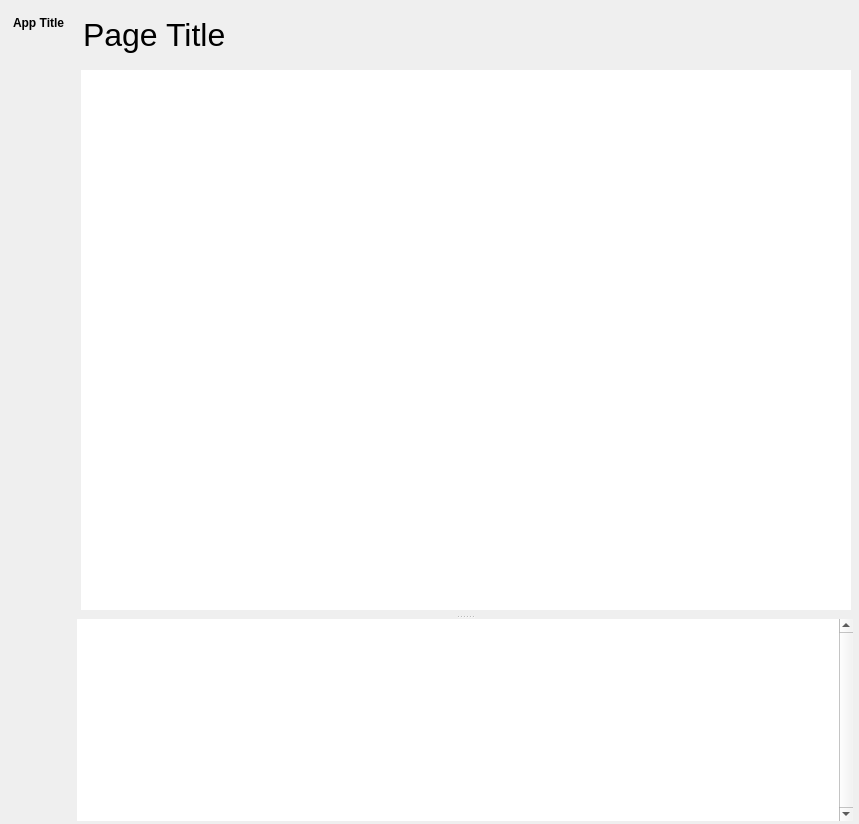
goszpeti/conan_explorer, file src/conan_app_launcher/ui/fluent_window/fluent_window.ui: the form before one commit.
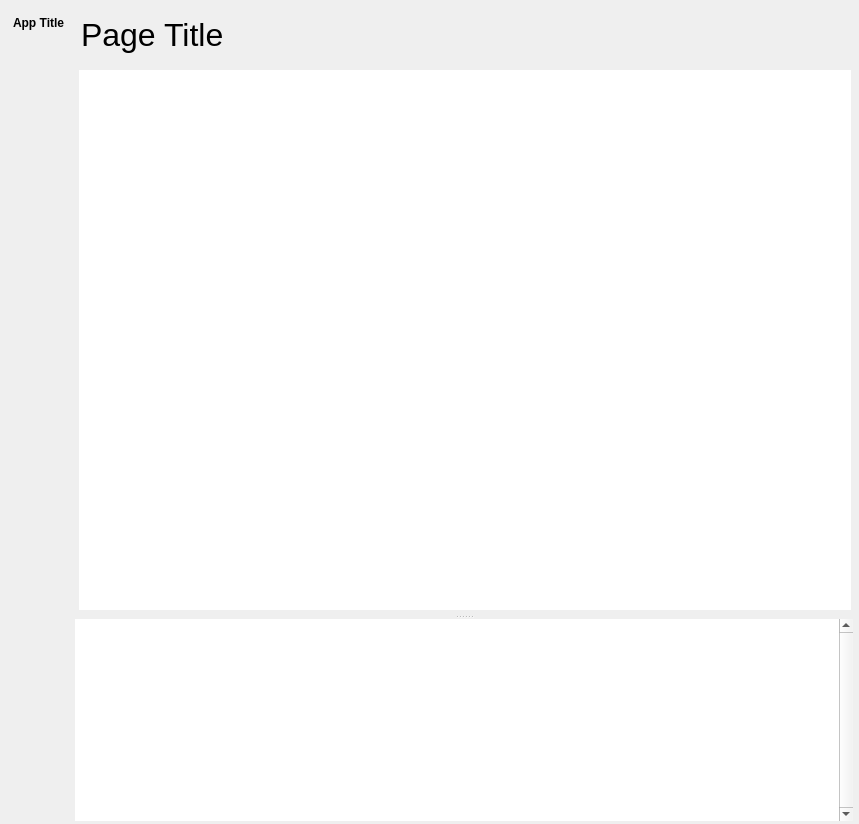
The form after the commit. Icons and pictures are not drawn.

Commit message: Try extra test

Diff of the .ui file:
```diff
--- a/src/conan_app_launcher/ui/fluent_window/fluent_window.ui
+++ b/src/conan_app_launcher/ui/fluent_window/fluent_window.ui
@@ -900,18 +900,6 @@
        </item>
        <item row="0" column="0" rowspan="2">
         <widget class="QFrame" name="left_menu_frame">
-         <property name="minimumSize">
-          <size>
-           <width>75</width>
-           <height>0</height>
-          </size>
-         </property>
-         <property name="maximumSize">
-          <size>
-           <width>75</width>
-           <height>16777215</height>
-          </size>
-         </property>
          <property name="styleSheet">
           <string notr="true"/>
          </property>
@@ -973,6 +961,7 @@
                 <font>
                  <italic>false</italic>
                  <bold>true</bold>
+                 <stylestrategy>PreferAntialias</stylestrategy>
                 </font>
                </property>
                <property name="styleSheet">
```
Left out of the diff: 2 changed lines with no effect on the pictures. The commit also changes 2 other files.
